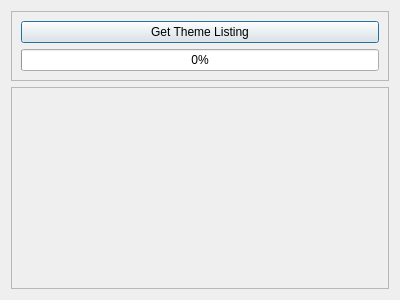
po-devs/pokemon-online, file src/ThemeManager/thememanagerwidget.ui: the form before one commit.
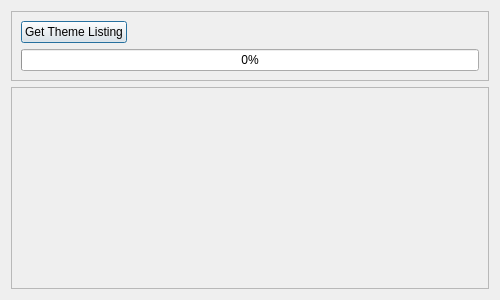
The form after the commit.

```diff
--- a/src/ThemeManager/thememanagerwidget.ui
+++ b/src/ThemeManager/thememanagerwidget.ui
@@ -6,16 +6,31 @@
    <rect>
     <x>0</x>
     <y>0</y>
-    <width>400</width>
+    <width>500</width>
     <height>300</height>
    </rect>
   </property>
+  <property name="sizePolicy">
+   <sizepolicy hsizetype="Minimum" vsizetype="Preferred">
+    <horstretch>0</horstretch>
+    <verstretch>0</verstretch>
+   </sizepolicy>
+  </property>
   <property name="windowTitle">
    <string>Dialog</string>
   </property>
   <layout class="QGridLayout" name="gridLayout">
+   <property name="sizeConstraint">
+    <enum>QLayout::SetMaximumSize</enum>
+   </property>
    <item row="1" column="0">
     <widget class="QScrollArea" name="scrollArea">
+     <property name="sizePolicy">
+      <sizepolicy hsizetype="Minimum" vsizetype="Expanding">
+       <horstretch>0</horstretch>
+       <verstretch>0</verstretch>
+      </sizepolicy>
+     </property>
      <property name="widgetResizable">
       <bool>true</bool>
      </property>
@@ -24,10 +39,16 @@
        <rect>
         <x>0</x>
         <y>0</y>
-        <width>374</width>
+        <width>474</width>
         <height>182</height>
        </rect>
       </property>
+      <property name="sizePolicy">
+       <sizepolicy hsizetype="Minimum" vsizetype="Preferred">
+        <horstretch>0</horstretch>
+        <verstretch>0</verstretch>
+       </sizepolicy>
+      </property>
       <layout class="QVBoxLayout" name="verticalLayout_2">
        <item>
         <layout class="QVBoxLayout" name="themeWidgets"/>
@@ -47,6 +68,12 @@
      <layout class="QVBoxLayout" name="verticalLayout">
       <item>
        <widget class="QPushButton" name="getListingButton">
+        <property name="sizePolicy">
+         <sizepolicy hsizetype="Fixed" vsizetype="Fixed">
+          <horstretch>0</horstretch>
+          <verstretch>0</verstretch>
+         </sizepolicy>
+        </property>
         <property name="text">
          <string>Get Theme Listing</string>
         </property>
@@ -54,6 +81,9 @@
       </item>
       <item>
        <widget class="QProgressBar" name="progressBar">
+        <property name="enabled">
+         <bool>true</bool>
+        </property>
         <property name="value">
          <number>0</number>
         </property>
```
Left out of the diff: 6 changed lines with no effect on the pictures.
